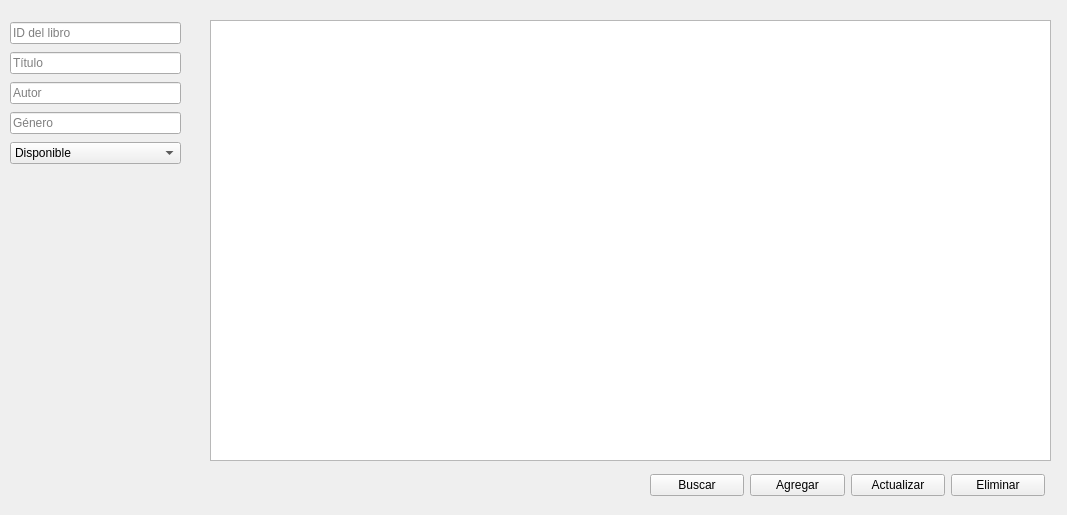
moisescortes/Proyect_MVC, file view/BookManager.ui: the form before one commit.
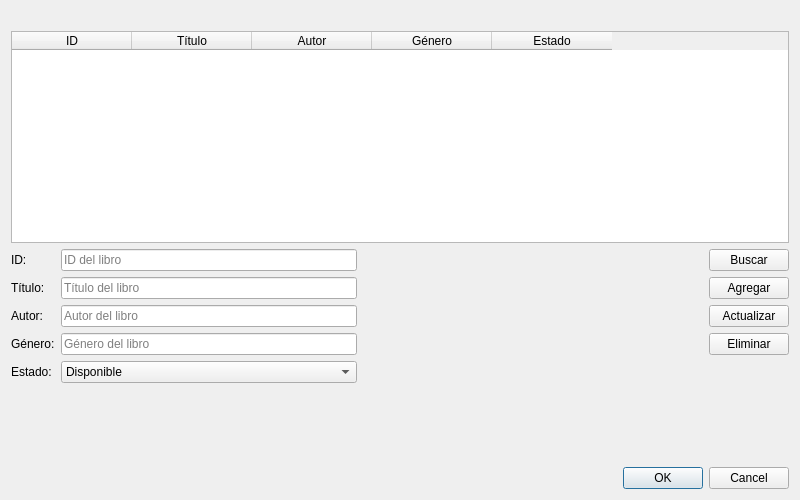
The form after the commit.

Commit message: User and Book Controllers and DAOs updated

What changed in the file:
```diff
--- a/view/BookManager.ui
+++ b/view/BookManager.ui
@@ -1,134 +1,225 @@
 <?xml version="1.0" encoding="UTF-8"?>
 <ui version="4.0">
- <class>BookManager</class>
- <widget class="QWidget" name="BookManager">
+ <class>BookManagerDialog</class>
+ <widget class="QDialog" name="BookManagerDialog">
   <property name="geometry">
    <rect>
     <x>0</x>
     <y>0</y>
-    <width>1067</width>
-    <height>515</height>
+    <width>800</width>
+    <height>500</height>
    </rect>
   </property>
   <property name="windowTitle">
    <string>Form</string>
   </property>
-  <widget class="QTableWidget" name="table_books">
-   <property name="geometry">
-    <rect>
-     <x>210</x>
-     <y>20</y>
-     <width>841</width>
-     <height>441</height>
-    </rect>
-   </property>
-  </widget>
-  <widget class="QWidget" name="layoutWidget">
-   <property name="geometry">
-    <rect>
-     <x>650</x>
-     <y>470</y>
-     <width>395</width>
-     <height>30</height>
-    </rect>
-   </property>
-   <layout class="QHBoxLayout" name="horizontalLayout">
-    <item>
-     <widget class="QPushButton" name="btn_search">
+  <layout class="QVBoxLayout" name="verticalLayout_2">
+   <item>
+    <layout class="QHBoxLayout" name="horizontalLayout_2">
+     <item>
+      <spacer name="horizontalSpacer_2">
+       <property name="orientation">
+        <enum>Qt::Horizontal</enum>
+       </property>
+       <property name="sizeHint" stdset="0">
+        <size>
+         <width>40</width>
+         <height>20</height>
+        </size>
+       </property>
+      </spacer>
+     </item>
+    </layout>
+   </item>
+   <item>
+    <widget class="QTableWidget" name="table_books">
+     <property name="editTriggers">
+      <set>QAbstractItemView::NoEditTriggers</set>
+     </property>
+     <property name="selectionBehavior">
+      <enum>QAbstractItemView::SelectRows</enum>
+     </property>
+     <attribute name="horizontalHeaderDefaultSectionSize">
+      <number>120</number>
+     </attribute>
+     <column>
       <property name="text">
-       <string>Buscar</string>
+       <string>ID</string>
       </property>
-     </widget>
-    </item>
-    <item>
-     <widget class="QPushButton" name="btn_add">
+     </column>
+     <column>
       <property name="text">
-       <string>Agregar</string>
-      </property>
-     </widget>
-    </item>
-    <item>
-     <widget class="QPushButton" name="btn_update">
-      <property name="text">
-       <string>Actualizar</string>
-      </property>
-     </widget>
-    </item>
-    <item>
-     <widget class="QPushButton" name="btn_delete">
-      <property name="text">
-       <string>Eliminar</string>
-      </property>
-     </widget>
-    </item>
-   </layout>
-  </widget>
-  <widget class="QWidget" name="layoutWidget">
-   <property name="geometry">
-    <rect>
-     <x>10</x>
-     <y>20</y>
-     <width>171</width>
-     <height>151</height>
-    </rect>
-   </property>
-   <layout class="QVBoxLayout" name="verticalLayout">
-    <item>
-     <widget class="QLineEdit" name="txt_book_id">
-      <property name="text">
-       <string/>
-      </property>
-      <property name="placeholderText">
-       <string>ID del libro</string>
-      </property>
-     </widget>
-    </item>
-    <item>
-     <widget class="QLineEdit" name="txt_title">
-      <property name="text">
-       <string/>
-      </property>
-      <property name="placeholderText">
        <string>Título</string>
       </property>
-     </widget>
-    </item>
-    <item>
-     <widget class="QLineEdit" name="txt_author">
+     </column>
+     <column>
       <property name="text">
-       <string/>
-      </property>
-      <property name="placeholderText">
        <string>Autor</string>
       </property>
-     </widget>
-    </item>
-    <item>
-     <widget class="QLineEdit" name="txt_genre">
+     </column>
+     <column>
       <property name="text">
-       <string/>
-      </property>
-      <property name="placeholderText">
        <string>Género</string>
       </property>
-     </widget>
-    </item>
-    <item>
-     <widget class="QComboBox" name="cmb_status">
-      <item>
-       <property name="text">
-        <string>Disponible</string>
+     </column>
+     <column>
+      <property name="text">
+       <string>Estado</string>
+      </property>
+     </column>
+    </widget>
+   </item>
+   <item>
+    <layout class="QHBoxLayout" name="horizontalLayout">
+     <item>
+      <layout class="QFormLayout" name="formLayout">
+       <item row="0" column="0">
+        <widget class="QLabel" name="label">
+         <property name="text">
+          <string>ID:</string>
+         </property>
+        </widget>
+       </item>
+       <item row="0" column="1">
+        <widget class="QLineEdit" name="txt_book_id">
+         <property name="placeholderText">
+          <string>ID del libro</string>
+         </property>
+        </widget>
+       </item>
+       <item row="1" column="0">
+        <widget class="QLabel" name="label_2">
+         <property name="text">
+          <string>Título:</string>
+         </property>
+        </widget>
+       </item>
+       <item row="1" column="1">
+        <widget class="QLineEdit" name="txt_title">
+         <property name="placeholderText">
+          <string>Título del libro</string>
+         </property>
+        </widget>
+       </item>
+       <item row="2" column="0">
+        <widget class="QLabel" name="label_3">
+         <property name="text">
+          <string>Autor:</string>
+         </property>
+        </widget>
+       </item>
+       <item row="2" column="1">
+        <widget class="QLineEdit" name="txt_author">
+         <property name="placeholderText">
+          <string>Autor del libro</string>
+         </property>
+        </widget>
+       </item>
+       <item row="3" column="0">
+        <widget class="QLabel" name="label_4">
+         <property name="text">
+          <string>Género:</string>
+         </property>
+        </widget>
+       </item>
+       <item row="3" column="1">
+        <widget class="QLineEdit" name="txt_genre">
+         <property name="placeholderText">
+          <string>Género del libro</string>
+         </property>
+        </widget>
+       </item>
+       <item row="4" column="0">
+        <widget class="QLabel" name="label_5">
+         <property name="text">
+          <string>Estado:</string>
+         </property>
+        </widget>
+       </item>
+       <item row="4" column="1">
+        <widget class="QComboBox" name="cmb_status">
+         <item>
+          <property name="text">
+           <string>Disponible</string>
+          </property>
+         </item>
+         <item>
+          <property name="text">
+           <string>Prestado</string>
+          </property>
+         </item>
+        </widget>
+       </item>
+      </layout>
+     </item>
+     <item>
+      <spacer name="horizontalSpacer">
+       <property name="orientation">
+        <enum>Qt::Horizontal</enum>
        </property>
-      </item>
-      <item>
-       <property name="text">
-        <string>Prestado</string>
+       <property name="sizeHint" stdset="0">
+        <size>
+         <width>40</width>
+         <height>20</height>
+        </size>
        </property>
-      </item>
-     </widget>
-    </item>
-   </layout>
-  </widget>
+      </spacer>
+     </item>
+     <item>
+      <layout class="QVBoxLayout" name="verticalLayout">
+       <item>
+        <widget class="QPushButton" name="btn_search">
+         <property name="text">
+          <string>Buscar</string>
+         </property>
+        </widget>
+       </item>
+       <item>
+        <widget class="QPushButton" name="btn_add">
+         <property name="text">
+          <string>Agregar</string>
+         </property>
+        </widget>
+       </item>
+       <item>
+        <widget class="QPushButton" name="btn_update">
+         <property name="text">
+          <string>Actualizar</string>
+         </property>
+        </widget>
+       </item>
+       <item>
+        <widget class="QPushButton" name="btn_delete">
+         <property name="text">
+          <string>Eliminar</string>
+         </property>
+        </widget>
+       </item>
+       <item>
+        <spacer name="verticalSpacer">
+         <property name="orientation">
+          <enum>Qt::Vertical</enum>
+         </property>
+         <property name="sizeHint" stdset="0">
+          <size>
+           <width>20</width>
+           <height>40</height>
+          </size>
+         </property>
+        </spacer>
+       </item>
+      </layout>
+     </item>
+    </layout>
+   </item>
+   <item>
+    <widget class="QDialogButtonBox" name="buttonBox">
+     <property name="standardButtons">
+      <set>QDialogButtonBox::Cancel|QDialogButtonBox::Ok</set>
+     </property>
+    </widget>
+   </item>
+  </layout>
  </widget>
  <resources/>
  <connections/>
```
Left out of the diff: 37 changed lines with no effect on the pictures. The commit also changes 20 other files.
